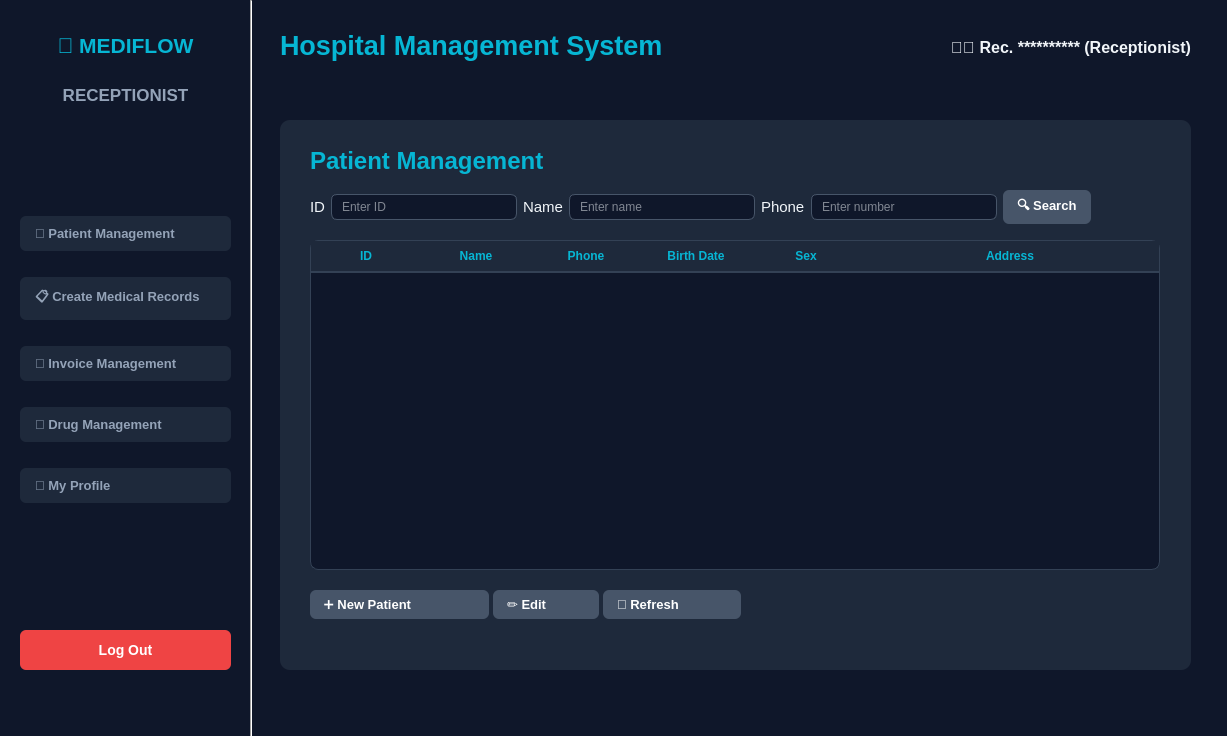
Qt form ReceptionistWindow.ui (pvz2nghiaaa/HospitalManagement) before a commit.
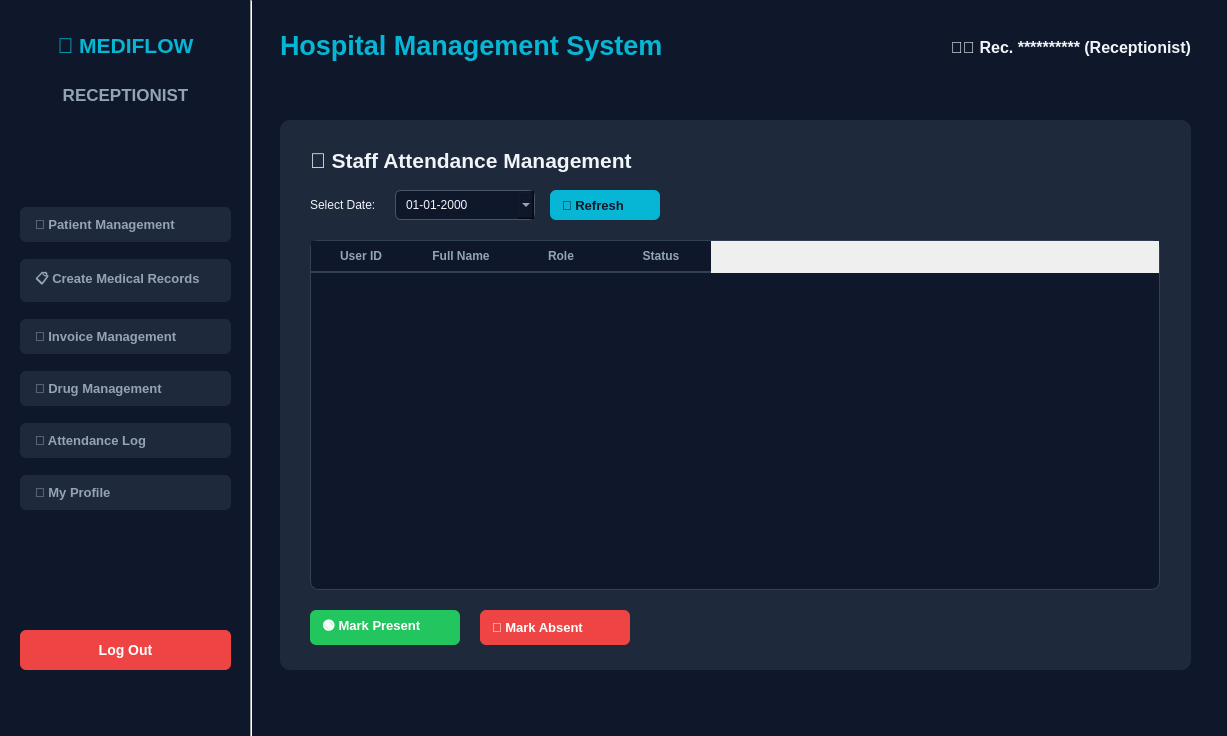
The same form after that commit.

Commit message: add attendance log table for recep

```diff
--- a/ReceptionistWindow.ui
+++ b/ReceptionistWindow.ui
@@ -212,6 +212,13 @@
        </property>
       </widget>
      </item>
+     <item>
+      <widget class="QPushButton" name="btnAttendance">
+       <property name="text">
+        <string>📅 Attendance Log</string>
+       </property>
+      </widget>
+     </item>
      <item>
       <widget class="QPushButton" name="btnProfile">
        <property name="text">
@@ -250,7 +257,7 @@
      <enum>QFrame::Shape::NoFrame</enum>
     </property>
     <property name="currentIndex">
-     <number>0</number>
+     <number>5</number>
     </property>
     <widget class="QWidget" name="pagePatient">
      <widget class="QFrame" name="frameDashboard_2">
@@ -2110,6 +2117,231 @@
       </widget>
      </widget>
     </widget>
+    <widget class="QWidget" name="pageAttendance">
+     <widget class="QFrame" name="frameAttendance">
+      <property name="geometry">
+       <rect>
+        <x>0</x>
+        <y>0</y>
+        <width>911</width>
+        <height>550</height>
+       </rect>
+      </property>
+      <property name="styleSheet">
+       <string notr="true">QFrame#frameAttendance {
+    background-color: rgb(30, 41, 59);
+    border-radius: 10px;
+}
+QLabel {
+    color: rgb(241, 245, 249);
+}
+QLineEdit, QComboBox, QDateEdit {
+    background-color: rgb(15, 23, 42);
+    border: 1px solid rgb(71, 85, 105);
+    border-radius: 6px;
+    color: rgb(241, 245, 249);
+    padding: 4px 8px;
+}
+QLineEdit:focus, QComboBox:focus, QDateEdit:focus {
+    border: 1px solid rgb(6, 182, 212);
+}
+QTableWidget {
+    background-color: rgb(15, 23, 42);
+    color: rgb(226, 232, 240);
+    gridline-color: rgb(30, 41, 59);
+    border: 1px solid rgb(51, 65, 85);
+    border-radius: 8px;
+    alternate-background-color: rgb(22, 30, 49);
+}
+QTableWidget::item {
+    padding: 6px;
+}
+QTableWidget::item:hover {
+    background-color: rgba(6, 182, 212, 0.08);
+}
+QTableWidget::item:selected {
+    background-color: rgb(30, 41, 59);
+    color: rgb(6, 182, 212);
+}
+QTableWidget::item:focus {
+    outline: none;
+}
+QHeaderView::section {
+    background-color: rgb(15, 23, 42);
+    color: rgb(148, 163, 184);
+    font-weight: bold;
+    border: none;
+    border-bottom: 2px solid rgb(51, 65, 85);
+    padding: 6px;
+}
+QPushButton {
+    background-color: rgb(6, 182, 212);
+    color: rgb(15, 23, 42);
+    font-weight: bold;
+    border: none;
+    border-radius: 6px;
+    padding: 6px 12px;
+}
+QPushButton:hover {
+    background-color: rgb(34, 211, 238);
+}
+QPushButton:pressed {
+    background-color: rgb(8, 145, 178);
+}</string>
+      </property>
+      <property name="frameShape">
+       <enum>QFrame::Shape::StyledPanel</enum>
+      </property>
+      <property name="frameShadow">
+       <enum>QFrame::Shadow::Raised</enum>
+      </property>
+      <widget class="QLabel" name="lblTitleAttendance">
+       <property name="geometry">
+        <rect>
+         <x>30</x>
+         <y>20</y>
+         <width>400</width>
+         <height>40</height>
+        </rect>
+       </property>
+       <property name="font">
+        <font>
+         <pointsize>16</pointsize>
+         <bold>true</bold>
+        </font>
+       </property>
+       <property name="text">
+        <string>📅 Staff Attendance Management</string>
+       </property>
+      </widget>
+      <widget class="QLabel" name="lblDateLabel">
+       <property name="geometry">
+        <rect>
+         <x>30</x>
+         <y>75</y>
+         <width>80</width>
+         <height>20</height>
+        </rect>
+       </property>
+       <property name="text">
+        <string>Select Date:</string>
+       </property>
+      </widget>
+      <widget class="QDateEdit" name="dateAttendance">
+       <property name="geometry">
+        <rect>
+         <x>115</x>
+         <y>70</y>
+         <width>140</width>
+         <height>30</height>
+        </rect>
+       </property>
+       <property name="displayFormat">
+        <string>dd-MM-yyyy</string>
+       </property>
+       <property name="calendarPopup">
+        <bool>true</bool>
+       </property>
+      </widget>
+      <widget class="QPushButton" name="btnSearchAttendance">
+       <property name="geometry">
+        <rect>
+         <x>270</x>
+         <y>70</y>
+         <width>110</width>
+         <height>30</height>
+        </rect>
+       </property>
+       <property name="text">
+        <string>🔄 Refresh</string>
+       </property>
+      </widget>
+      <widget class="QTableWidget" name="tblAttendance">
+       <property name="geometry">
+        <rect>
+         <x>30</x>
+         <y>120</y>
+         <width>850</width>
+         <height>350</height>
+        </rect>
+       </property>
+       <column>
+        <property name="text">
+         <string>User ID</string>
+        </property>
+       </column>
+       <column>
+        <property name="text">
+         <string>Full Name</string>
+        </property>
+       </column>
+       <column>
+        <property name="text">
+         <string>Role</string>
+        </property>
+       </column>
+       <column>
+        <property name="text">
+         <string>Status</string>
+        </property>
+       </column>
+      </widget>
+      <widget class="QPushButton" name="btnMarkPresent">
+       <property name="geometry">
+        <rect>
+         <x>30</x>
+         <y>490</y>
+         <width>150</width>
+         <height>35</height>
+        </rect>
+       </property>
+       <property name="styleSheet">
+        <string notr="true">QPushButton {
+    background-color: rgb(34, 197, 94);
+    color: white;
+    font-weight: bold;
+    border-radius: 6px;
+}
+QPushButton:hover {
+    background-color: rgb(74, 222, 128);
+}
+QPushButton:pressed {
+    background-color: rgb(22, 163, 74);
+}</string>
+       </property>
+       <property name="text">
+        <string>🟢 Mark Present</string>
+       </property>
+      </widget>
+      <widget class="QPushButton" name="btnMarkAbsent">
+       <property name="geometry">
+        <rect>
+         <x>200</x>
+         <y>490</y>
+         <width>150</width>
+         <height>35</height>
+        </rect>
+       </property>
+       <property name="styleSheet">
+        <string notr="true">QPushButton {
+    background-color: rgb(239, 68, 68);
+    color: white;
+    font-weight: bold;
+    border-radius: 6px;
+}
+QPushButton:hover {
+    background-color: rgb(248, 113, 113);
+}
+QPushButton:pressed {
+    background-color: rgb(220, 38, 38);
+}</string>
+       </property>
+       <property name="text">
+        <string>🔴 Mark Absent</string>
+       </property>
+      </widget>
+     </widget>
+    </widget>
    </widget>
    <widget class="QFrame" name="overlayPatientFrame">
     <property name="geometry">
```
Left out of the diff: 24 changed lines with no effect on the pictures. The commit also changes 5 other files.
